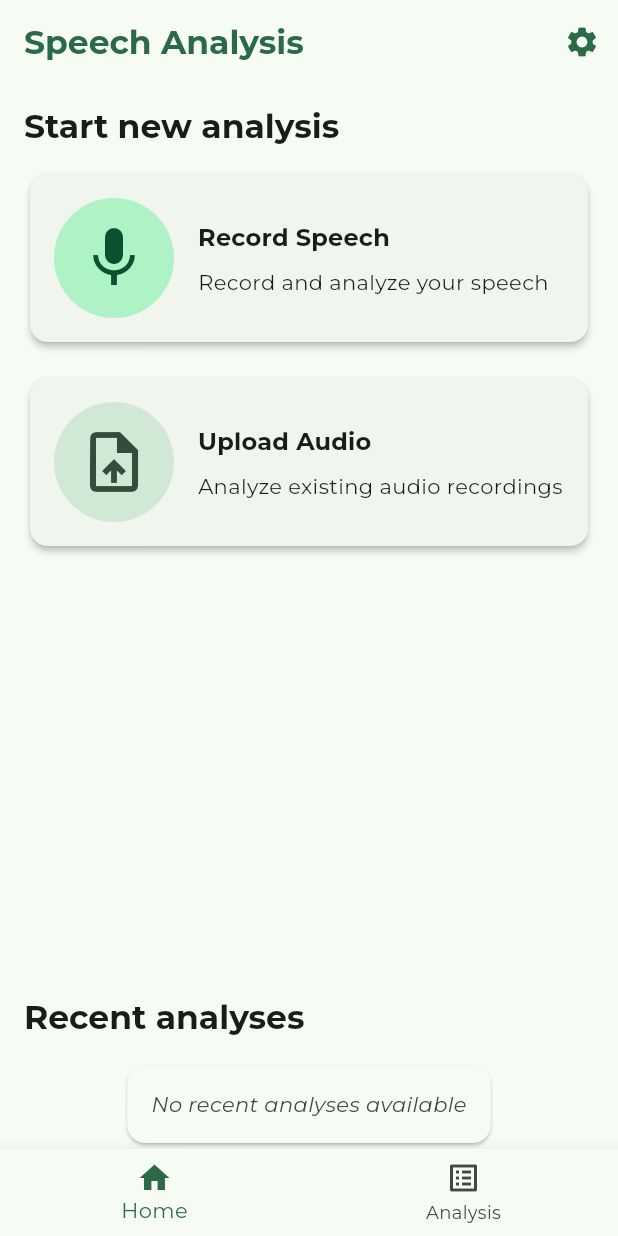
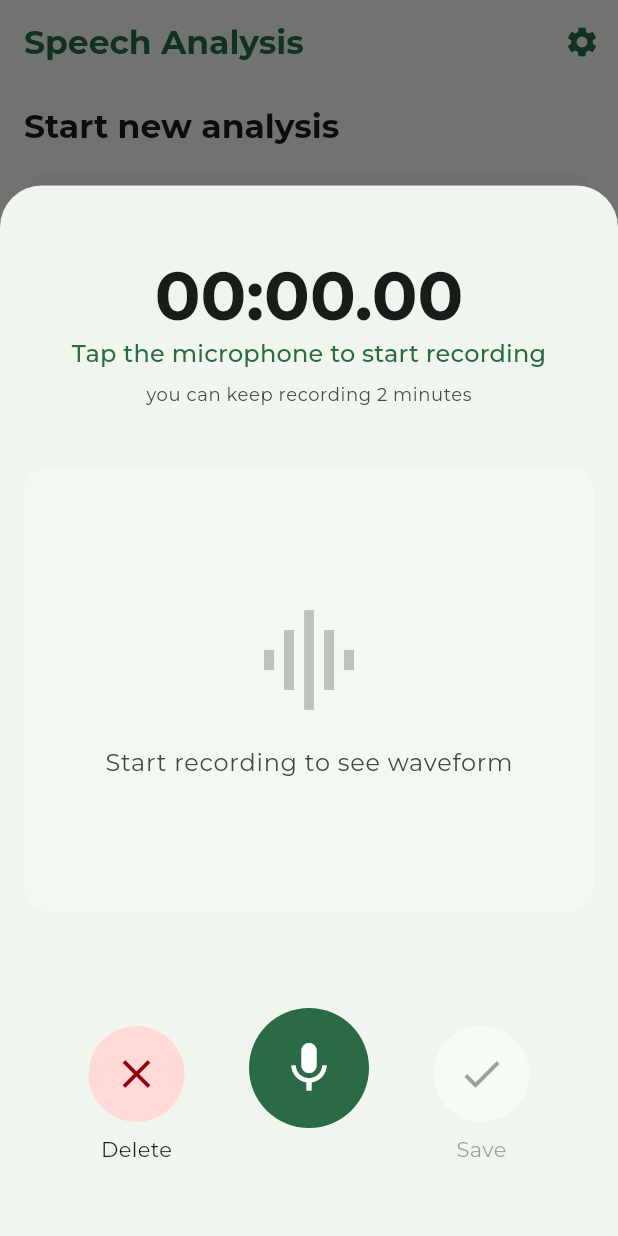
Before and after one commit to dtrovato997/SpeechAnalysis, a Flutter app: the screen it shows after launch, after a tap on "Record Speech", on a phone screen of 412 x 824 dp. Run offline on Flutter 3.47's test engine with Material 3 defaults, Android fonts, the light colour scheme and no system bars; our stand-ins replace device_preview, flutter_carousel_widget, google_fonts, sqflite; accounts and stored records are empty.

Commit message:
feat: introduced Record Audio screen

```diff
--- a/lib/ui/core/ui/home_page/widgets/home_page_screen.dart
+++ b/lib/ui/core/ui/home_page/widgets/home_page_screen.dart
@@ -1,5 +1,6 @@
 import 'package:flutter/material.dart';
 import 'package:mobile_speech_recognition/ui/core/ui/home_page/widgets/carousel_with_indicator.dart';
+import 'package:mobile_speech_recognition/ui/core/ui/record_audio/widgets/record_audio_screen.dart';
 
 class HomePage extends StatefulWidget {
   const HomePage({Key? key}) : super(key: key);
@@ -167,7 +168,19 @@ class _HomePageState extends State<HomePage> {
               ),
               child: InkWell(
                 onTap: () {
-                  // Handle record speech tap
+
+                  showModalBottomSheet(
+                    context: context,
+                    isDismissible: false,
+                    enableDrag: false,
+                    isScrollControlled: true,
+                    useSafeArea: true,
+                    constraints: BoxConstraints(
+                      maxHeight: MediaQuery.of(context).size.height * 0.85,
+                  ),
+                    builder: (BuildContext context) {
+                      return RecordAudioScreen();
+                    });
                 },
                 child: Padding(
                   padding: const EdgeInsets.all(16.0),
--- /dev/null
+++ b/lib/ui/core/ui/record_audio/widgets/record_audio_screen.dart
@@ -0,0 +1,435 @@
+import 'package:flutter/material.dart';
+import 'dart:async';
+
+class RecordAudioScreen extends StatefulWidget {
+  const RecordAudioScreen({super.key});
+
+  @override
+  State<RecordAudioScreen> createState() => _RecordAudioScreenState();
+}
+
+class _RecordAudioScreenState extends State<RecordAudioScreen> {
+  bool _isRecording = false;
+  bool _isPaused = true; // Initially paused
+  bool _hasStartedRecording = false; // Track if recording has ever started
+  int _recordingSeconds = 0;
+  Timer? _timer;
+
+  // Maximum recording time (2 minutes as per requirements)
+  final int _maxRecordingSeconds = 120;
+
+  @override
+  void initState() {
+    super.initState();
+    // Don't start recording automatically
+    // Just initialize in paused state
+  }
+
+  @override
+  void dispose() {
+    _stopTimer();
+    super.dispose();
+  }
+
+  void _startRecording() {
+    setState(() {
+      _isRecording = true;
+      _isPaused = false;
+      _hasStartedRecording = true; // User has started recording
+    });
+
+    _startTimer();
+
+    // Here you would integrate with actual recording functionality
+  }
+
+  void _pauseRecording() {
+    // Only allow pause if already recording
+    if (!_isRecording) {
+      _startRecording();
+      return;
+    }
+
+    setState(() {
+      _isPaused = !_isPaused;
+    });
+
+    if (_isPaused) {
+      _stopTimer();
+    } else {
+      _startTimer();
+    }
+
+    // Here you would pause/resume the actual recording
+  }
+
+  void _stopRecording() {
+    _stopTimer();
+    setState(() {
+      _isRecording = false;
+    });
+
+    // Here you would stop the actual recording
+  }
+
+  void _startTimer() {
+    _timer = Timer.periodic(const Duration(seconds: 1), (timer) {
+      setState(() {
+        if (_recordingSeconds < _maxRecordingSeconds) {
+          _recordingSeconds++;
+        } else {
+          // Auto-stop at max duration
+          _stopRecording();
+        }
+      });
+    });
+  }
+
+  void _stopTimer() {
+    _timer?.cancel();
+    _timer = null;
+  }
+
+  String _formatDuration(int totalSeconds) {
+    int minutes = totalSeconds ~/ 60;
+    int seconds = totalSeconds % 60;
+    int milliseconds = 0; // In a real app, you'd track milliseconds too
+
+    return '${minutes.toString().padLeft(2, '0')}:${seconds.toString().padLeft(2, '0')}.${milliseconds.toString().padLeft(2, '0')}';
+  }
+
+  String _formatRemainingTime(int secondsRemaining) {
+    int hours = secondsRemaining ~/ 3600;
+    int minutes = (secondsRemaining % 3600) ~/ 60;
+
+    if (hours > 0) {
+      return 'you can keep recording $hours hours $minutes minutes';
+    } else {
+      return 'you can keep recording $minutes minutes';
+    }
+  }
+
+  @override
+  Widget build(BuildContext context) {
+    final colorScheme = Theme.of(context).colorScheme;
+    int remainingSeconds = _maxRecordingSeconds - _recordingSeconds;
+
+    return Column(
+      children: [
+        CreateTimerDisplaySection(context, remainingSeconds, colorScheme),
+
+        // SECTION 2: Waveform visualization
+        Expanded(
+          child: CreateWaveFormVisualizationSection(colorScheme, context),
+        ),
+
+        // SECTION 3: Control buttons with perfect alignment
+        CreatePlayerButtonsSection(
+          isRecording: _isRecording,
+          isPaused: _isPaused,
+          hasStartedRecording: _hasStartedRecording,
+          onCancel: _showCancelConfirmationDialog,
+          onRecordPause: _pauseRecording,
+          onSave: () {
+            // Only allow save if recording has started
+            if (_hasStartedRecording) {
+              _stopRecording();
+              // Here you would proceed to the metadata form
+              Navigator.pop(context);
+            } else {
+              // Show a message if trying to save without recording
+              ScaffoldMessenger.of(context).showSnackBar(
+                const SnackBar(
+                  content: Text('Please record some audio first'),
+                  duration: Duration(seconds: 2),
+                ),
+              );
+            }
+          },
+        ),
+      ],
+    );
+  }
+
+  Widget CreateTimerDisplaySection(
+    BuildContext context,
+    int remainingSeconds,
+    ColorScheme colorScheme,
+  ) {
+    return Padding(
+      padding: const EdgeInsets.fromLTRB(16, 48, 16, 24),
+      child: Column(
+        mainAxisSize: MainAxisSize.min,
+        children: [
+          // Large timer display
+          Text(
+            _formatDuration(_recordingSeconds),
+            style: Theme.of(context).textTheme.displayMedium?.copyWith(
+              fontWeight: FontWeight.bold,
+              color:
+                  remainingSeconds < 30
+                      ? colorScheme.error
+                      : colorScheme.onSurface,
+            ),
+          ),
+
+          // Recording status - only show if recording has started
+          if (_hasStartedRecording)
+            Text(
+              _isPaused ? "Paused" : "Recording",
+              style: Theme.of(context).textTheme.titleMedium?.copyWith(
+                color: _isPaused ? colorScheme.error : colorScheme.primary,
+                fontWeight: FontWeight.w500,
+              ),
+            ),
+
+          // Show "Tap to start recording" if never started
+          if (!_hasStartedRecording)
+            Text(
+              "Tap the microphone to start recording",
+              style: Theme.of(context).textTheme.titleMedium?.copyWith(
+                color: colorScheme.primary,
+                fontWeight: FontWeight.w500,
+              ),
+            ),
+
+          // Remaining time
+          Padding(
+            padding: const EdgeInsets.only(top: 8.0),
+            child: Text(
+              _formatRemainingTime(remainingSeconds),
+              style: Theme.of(context).textTheme.bodySmall?.copyWith(
+                color:
+                    remainingSeconds < 30
+                        ? colorScheme.error
+                        : colorScheme.onSurfaceVariant,
+              ),
+            ),
+          ),
+        ],
+      ),
+    );
+  }
+
+  Widget CreateWaveFormVisualizationSection(
+    ColorScheme colorScheme,
+    BuildContext context,
+  ) {
+    return Container(
+      width: double.infinity,
+      margin: const EdgeInsets.symmetric(horizontal: 16, vertical: 16),
+      decoration: BoxDecoration(
+        color: colorScheme.surfaceVariant.withOpacity(0.5),
+        borderRadius: BorderRadius.circular(16),
+      ),
+      child: Center(
+        // Placeholder for waveform visualization
+        child: Column(
+          mainAxisAlignment: MainAxisAlignment.center,
+          children: [
+            // This would be replaced with actual waveform visualization
+            Icon(
+              Icons.graphic_eq,
+              size: 80,
+              color:
+                  _isRecording && !_isPaused
+                      ? colorScheme.primary
+                      : colorScheme.onSurfaceVariant.withOpacity(0.3),
+            ),
+            const SizedBox(height: 16),
+            Text(
+              _hasStartedRecording
+                  ? "Waveform Visualization"
+                  : "Start recording to see waveform",
+              style: Theme.of(context).textTheme.bodyLarge?.copyWith(
+                color: colorScheme.onSurfaceVariant,
+              ),
+            ),
+          ],
+        ),
+      ),
+    );
+  }
+
+  Future<void> _showCancelConfirmationDialog() async {
+    // If recording hasn't started, just close without confirmation
+    if (!_hasStartedRecording) {
+      Navigator.pop(context);
+      return;
+    }
+
+    return showDialog(
+      context: context,
+      builder: (BuildContext context) {
+        return AlertDialog(
+          title: const Text('Cancel Recording?'),
+          content: const Text(
+            'The recorded audio will be discarded. Do you want to continue?',
+          ),
+          actions: [
+            TextButton(
+              onPressed: () => Navigator.of(context).pop(),
+              child: const Text('No'),
+            ),
+            TextButton(
+              onPressed: () {
+                Navigator.of(context).pop();
+                Navigator.of(context).pop(); // Exit recording screen
+              },
+              child: const Text('Yes'),
+            ),
+          ],
+        );
+      },
+    );
+  }
+}
+
+// Buttons with aligned bottoms
+class CreatePlayerButtonsSection extends StatelessWidget {
+  final bool isRecording;
+  final bool isPaused;
+  final bool hasStartedRecording;
+  final VoidCallback onCancel;
+  final VoidCallback onRecordPause;
+  final VoidCallback onSave;
+
+  const CreatePlayerButtonsSection({
+    Key? key,
+    required this.isRecording,
+    required this.isPaused,
+    required this.hasStartedRecording,
+    required this.onCancel,
+    required this.onRecordPause,
+    required this.onSave,
+  }) : super(key: key);
+
+  @override
+  Widget build(BuildContext context) {
+    final colorScheme = Theme.of(context).colorScheme;
+    final textTheme = Theme.of(context).textTheme;
+
+    // Define button sizes
+    const double sideButtonSize = 64;
+    const double centerButtonSize = 80;
+
+    return Padding(
+      padding: const EdgeInsets.fromLTRB(16, 48, 16, 48),
+      child: Row(
+        mainAxisAlignment: MainAxisAlignment.spaceEvenly,
+        crossAxisAlignment:
+            CrossAxisAlignment.end, // Align bottoms of all children
+        children: [
+          // Cancel button with label - in a column for the label
+          Column(
+            mainAxisSize: MainAxisSize.min,
+            children: [
+              Container(
+                width: sideButtonSize,
+                height: sideButtonSize,
+                decoration: BoxDecoration(
+                  shape: BoxShape.circle,
+                  color: colorScheme.errorContainer,
+                ),
+                child: IconButton(
+                  icon: Icon(
+                    Icons.close,
+                    color: colorScheme.onErrorContainer,
+                    size: 32,
+                  ),
+                  onPressed: onCancel,
+                  padding: EdgeInsets.zero,
+                ),
+              ),
+              const SizedBox(height: 8),
+              Text(
+                'Delete',
+                style: textTheme.bodyMedium?.copyWith(
+                  color: colorScheme.onSurface,
+                ),
+              ),
+            ],
+          ),
+
+          // We add padding to ensure bottom alignment with the other buttons
+          Padding(
+            padding: const EdgeInsets.only(
+              bottom: 24,
+            ), // 8px for text + 16px for spacing in columns
+            child: Container(
+              width: centerButtonSize,
+              height: centerButtonSize,
+              decoration: BoxDecoration(
+                shape: BoxShape.circle,
+                color:
+                    isRecording
+                        ? (isPaused ? colorScheme.primary : colorScheme.error)
+                        : colorScheme.primary,
+              ),
+              child: IconButton(
+                icon: Icon(
+                  // Show mic icon if not actively recording (initial state or paused)
+                  isPaused || !isRecording ? Icons.mic : Icons.pause,
+                  color:
+                      isRecording
+                          ? (isPaused
+                              ? colorScheme.onPrimary
+                              : colorScheme.onError)
+                          : colorScheme.onPrimary,
+                  size: 40,
+                ),
+                onPressed: onRecordPause,
+                padding: EdgeInsets.zero,
+              ),
+            ),
+          ),
+
+          // Save button with label
+          Column(
+            mainAxisSize: MainAxisSize.min,
+            children: [
+              Container(
+                width: sideButtonSize,
+                height: sideButtonSize,
+                decoration: BoxDecoration(
+                  shape: BoxShape.circle,
+                  color:
+                      hasStartedRecording
+                          ? colorScheme.primaryContainer
+                          : colorScheme
+                              .surfaceVariant, // Dimmed if not started recording
+                ),
+                child: IconButton(
+                  icon: Icon(
+                    Icons.check,
+                    color:
+                        hasStartedRecording
+                            ? colorScheme.onPrimaryContainer
+                            : colorScheme.onSurfaceVariant.withOpacity(
+                              0.5,
+                            ), // Dimmed if not started recording
+                    size: 32,
+                  ),
+                  onPressed: onSave,
+                  padding: EdgeInsets.zero,
+                ),
+              ),
+              const SizedBox(height: 8),
+              Text(
+                'Save',
+                style: textTheme.bodyMedium?.copyWith(
+                  color:
+                      hasStartedRecording
+                          ? colorScheme.onSurface
+                          : colorScheme.onSurfaceVariant.withOpacity(
+                            0.5,
+                          ), // Dimmed if not started recording
+                ),
+              ),
+            ],
+          ),
+        ],
+      ),
+    );
+  }
+}
```
